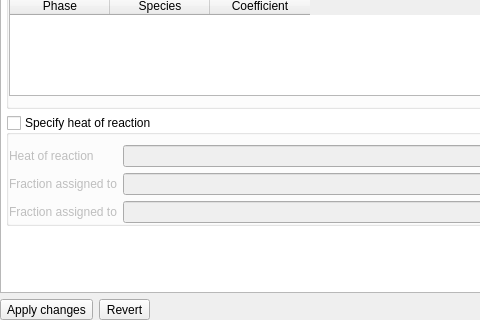
This is mfixgui/uifiles/chemistry.ui in truongd8593/mfix as Qt 5 draws it before an edit; both pictures show x 0 to 480 and y 389 to 709 of the 575 by 709 pixel window. The edited form follows.
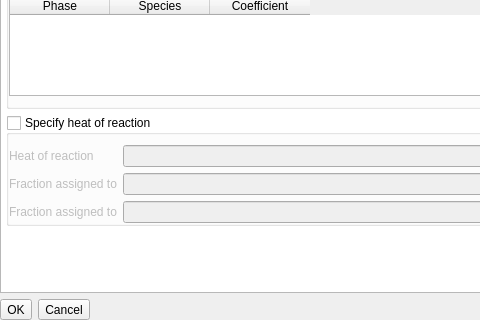
This is the edited form. Custom widgets are drawn as their Qt base class.

Commit message:
Chemistry: "Apply"/"Revert" -> "OK"/"Cancel"
squash! Chemistry: "Apply"/"Revert" -> "OK"/"Cancel"

Patch:
```diff
--- a/mfixgui/uifiles/chemistry.ui
+++ b/mfixgui/uifiles/chemistry.ui
@@ -751,14 +751,14 @@
          <item>
           <widget class="QToolButton" name="toolbutton_apply">
            <property name="text">
-            <string>Apply changes</string>
+            <string>OK</string>
            </property>
           </widget>
          </item>
          <item>
           <widget class="QToolButton" name="toolbutton_revert">
            <property name="text">
-            <string>Revert</string>
+            <string>Cancel</string>
            </property>
           </widget>
          </item>
```
Left out of the diff: 4 changed lines with no effect on the pictures. The commit also changes 1 other file.
